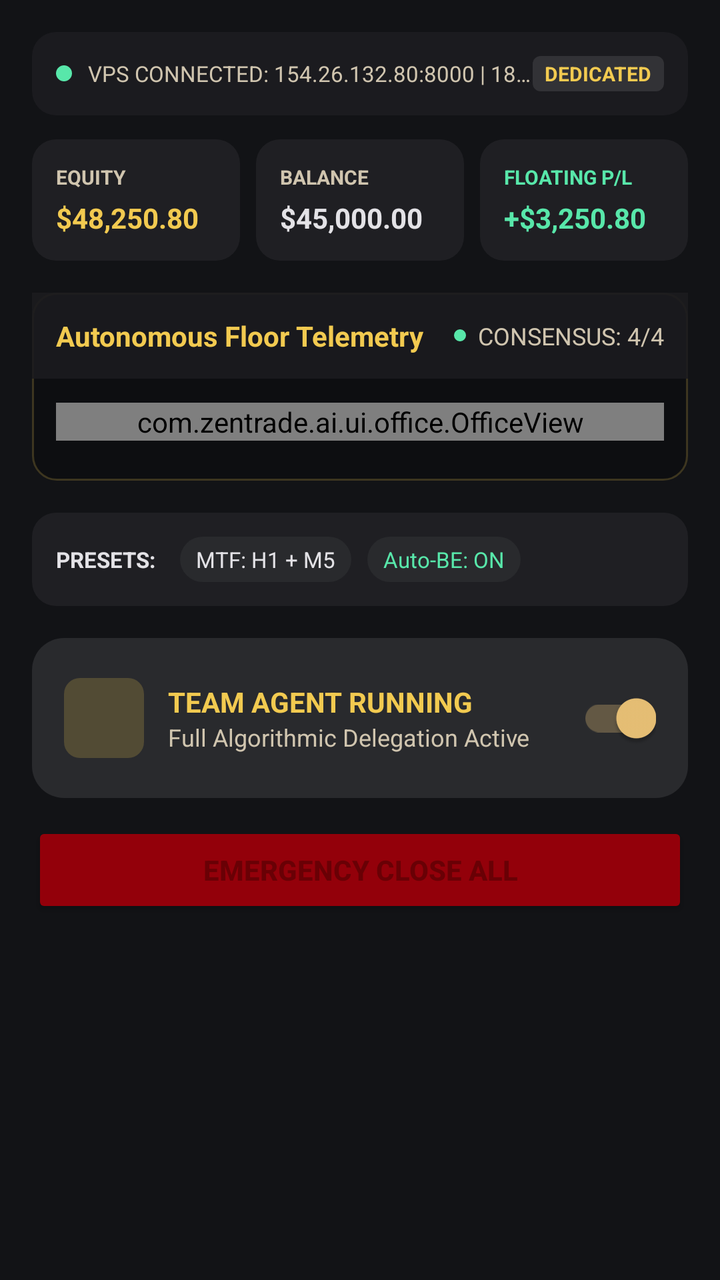
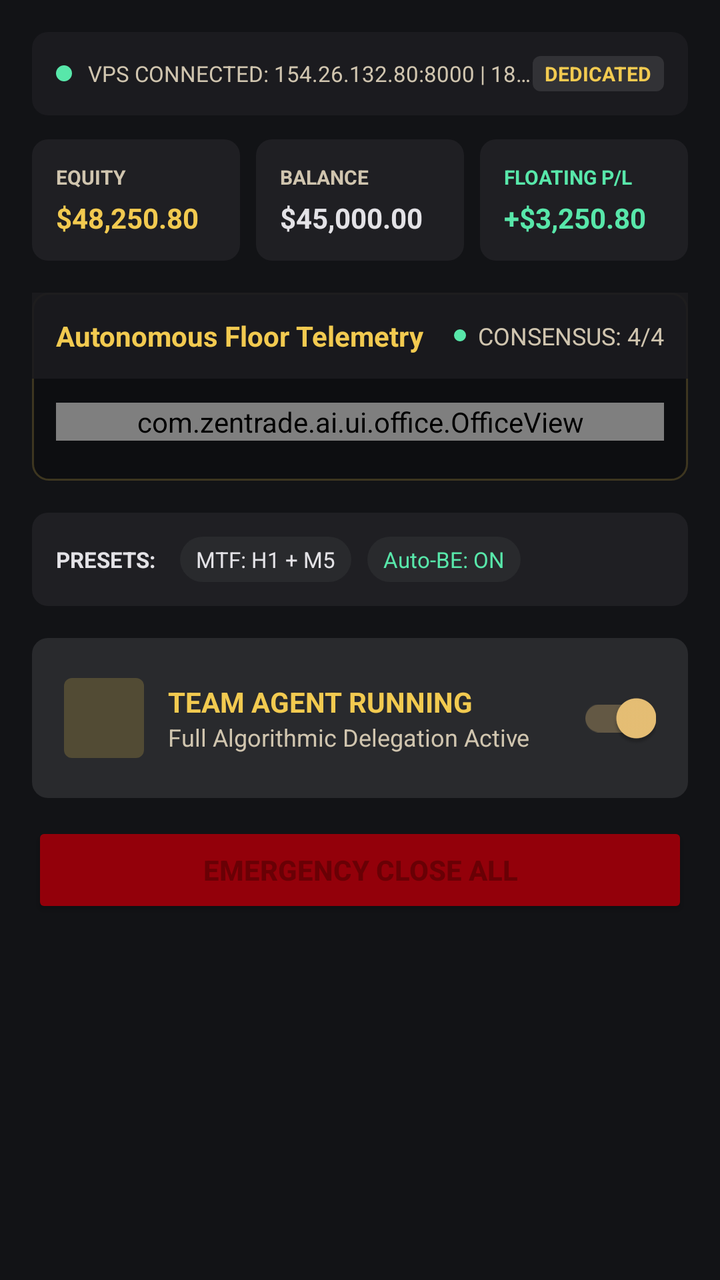

Compare the two renders of this Android layout. The source of the first and the diff that turns it into the second are given below.
<!-- AndroidManifest.xml: application theme Theme.ZentradeAI -->
<!-- res/layout/fragment_home.xml -->
<?xml version="1.0" encoding="utf-8"?>
<androidx.coordinatorlayout.widget.CoordinatorLayout
    xmlns:android="http://schemas.android.com/apk/res/android"
    xmlns:app="http://schemas.android.com/apk/res-auto"
    xmlns:tools="http://schemas.android.com/tools"
    android:layout_width="match_parent"
    android:layout_height="match_parent"
    android:background="@color/surface">

<androidx.core.widget.NestedScrollView
        android:layout_width="match_parent"
        android:layout_height="match_parent"
        android:clipToPadding="false"
        android:paddingBottom="24dp"
        app:layout_behavior="com.google.android.material.appbar.AppBarLayout$ScrollingViewBehavior">
        
        <LinearLayout
            android:layout_width="match_parent"
            android:layout_height="wrap_content"
            android:orientation="vertical"
            android:padding="16dp"
            android:clipChildren="false"
            android:id="@+id/content_container">

            <LinearLayout
                android:layout_width="match_parent"
                android:layout_height="wrap_content"
                android:background="@drawable/bg_rounded_container_low"
                android:padding="12dp"
                android:orientation="horizontal"
                android:gravity="center_vertical">
                
                <View
                    android:layout_width="8dp"
                    android:layout_height="8dp"
                    android:background="@drawable/bg_circle_tertiary"
                    android:layout_marginEnd="8dp" />
                    
                <TextView
                    android:layout_width="0dp"
                    android:layout_height="wrap_content"
                    android:layout_weight="1"
                    android:text="VPS CONNECTED: 154.26.132.80:8000 | 18ms | Ubuntu 22.04"
                    android:textColor="@color/on_surface_variant"
                    android:textSize="11sp"
                    android:singleLine="true"
                    android:ellipsize="end" />
                    
                <TextView
                    android:layout_width="wrap_content"
                    android:layout_height="wrap_content"
                    android:background="@drawable/bg_primary_transparent"
                    android:text="DEDICATED"
                    android:textColor="@color/primary"
                    android:textSize="10sp"
                    android:textStyle="bold"
                    android:paddingHorizontal="6dp"
                    android:paddingVertical="2dp" />
            </LinearLayout>

            <Space android:layout_width="match_parent" android:layout_height="12dp" />
            
            <LinearLayout
                android:layout_width="match_parent"
                android:layout_height="wrap_content"
                android:orientation="horizontal"
                android:baselineAligned="false">
                
                
                <LinearLayout
                    android:layout_width="0dp"
                    android:layout_height="wrap_content"
                    android:layout_weight="1"
                    android:background="@drawable/bg_rounded_container"
                    android:orientation="vertical"
                    android:padding="12dp"
                    android:layout_marginEnd="8dp">
                    <TextView
                        android:layout_width="wrap_content"
                        android:layout_height="wrap_content"
                        android:text="EQUITY"
                        android:textColor="@color/on_surface_variant"
                        android:textSize="10sp"
                        android:textStyle="bold" />
                    <TextView
                        android:layout_width="wrap_content"
                        android:layout_height="wrap_content"
                        android:text="$48,250.80"
                        android:textColor="@color/primary"
                        android:textSize="14sp"
                        android:textStyle="bold"
                        android:layout_marginTop="4dp" />
                </LinearLayout>

                
                <LinearLayout
                    android:layout_width="0dp"
                    android:layout_height="wrap_content"
                    android:layout_weight="1"
                    android:background="@drawable/bg_rounded_container"
                    android:orientation="vertical"
                    android:padding="12dp"
                    android:layout_marginEnd="8dp">
                    <TextView
                        android:layout_width="wrap_content"
                        android:layout_height="wrap_content"
                        android:text="BALANCE"
                        android:textColor="@color/on_surface_variant"
                        android:textSize="10sp"
                        android:textStyle="bold" />
                    <TextView
                        android:layout_width="wrap_content"
                        android:layout_height="wrap_content"
                        android:text="$45,000.00"
                        android:textColor="@color/on_surface"
                        android:textSize="14sp"
                        android:textStyle="bold"
                        android:layout_marginTop="4dp" />
                </LinearLayout>

                
                <LinearLayout
                    android:layout_width="0dp"
                    android:layout_height="wrap_content"
                    android:layout_weight="1"
                    android:background="@drawable/bg_rounded_container"
                    android:orientation="vertical"
                    android:padding="12dp">
                    <TextView
                        android:layout_width="wrap_content"
                        android:layout_height="wrap_content"
                        android:text="FLOATING P/L"
                        android:textColor="@color/tertiary"
                        android:textSize="10sp"
                        android:textStyle="bold" />
                    <LinearLayout
                        android:layout_width="match_parent"
                        android:layout_height="wrap_content"
                        android:orientation="horizontal"
                        android:layout_marginTop="4dp"
                        android:baselineAligned="true">
                        <TextView
                            android:layout_width="wrap_content"
                            android:layout_height="wrap_content"
                            android:text="+$3,250.80"
                            android:textColor="@color/tertiary"
                            android:textSize="14sp"
                            android:textStyle="bold" />
                    </LinearLayout>
                </LinearLayout>
            </LinearLayout>

            <Space android:layout_width="match_parent" android:layout_height="16dp" />

            <FrameLayout
                android:layout_width="match_parent"
                android:layout_height="wrap_content"
                android:background="@drawable/bg_workspace_canvas">
                
                <LinearLayout
                    android:layout_width="match_parent"
                    android:layout_height="wrap_content"
                    android:orientation="vertical">
                    
                    
                    <LinearLayout
                        android:layout_width="match_parent"
                        android:layout_height="wrap_content"
                        android:background="#E61B1B1F"
                        android:padding="12dp"
                        android:orientation="horizontal"
                        android:gravity="center_vertical">
                        <TextView
                            android:layout_width="0dp"
                            android:layout_height="wrap_content"
                            android:layout_weight="1"
                            android:text="Autonomous Floor Telemetry"
                            android:textColor="@color/primary"
                            android:textSize="14sp"
                            android:textStyle="bold" />
                        <View
                            android:layout_width="6dp"
                            android:layout_height="6dp"
                            android:background="@drawable/bg_circle_tertiary"
                            android:layout_marginEnd="6dp" />
                        <TextView
                            android:layout_width="wrap_content"
                            android:layout_height="wrap_content"
                            android:text="CONSENSUS: 4/4"
                            android:textColor="@color/on_surface_variant"
                            android:textSize="12sp" />
                    </LinearLayout>

                    
                    <com.zentrade.ai.ui.office.OfficeView
                        android:id="@+id/office_view"
                        android:layout_width="match_parent"
                        android:layout_height="wrap_content"
                        android:layout_marginStart="12dp"
                        android:layout_marginEnd="12dp"
                        android:layout_marginTop="12dp" />

                    
                    <HorizontalScrollView
                        android:id="@+id/chip_scroll"
                        android:layout_width="match_parent"
                        android:layout_height="wrap_content"
                        android:scrollbars="none"
                        android:clipToPadding="false"
                        android:paddingStart="12dp"
                        android:paddingEnd="12dp"
                        android:paddingTop="8dp"
                        android:paddingBottom="12dp">

                        <LinearLayout
                            android:id="@+id/chip_container"
                            android:layout_width="wrap_content"
                            android:layout_height="wrap_content"
                            android:orientation="horizontal" />
                    </HorizontalScrollView>
                </LinearLayout>
            </FrameLayout>
            
            <Space android:layout_width="match_parent" android:layout_height="16dp" />
            
        
            
            <LinearLayout
                android:layout_width="match_parent"
                android:layout_height="wrap_content"
                android:background="@drawable/bg_rounded_container"
                android:padding="12dp"
                android:orientation="horizontal"
                android:gravity="center_vertical">
                
                <TextView
                    android:layout_width="wrap_content"
                    android:layout_height="wrap_content"
                    android:text="PRESETS:"
                    android:textColor="@color/on_surface"
                    android:textSize="11sp"
                    android:textStyle="bold"
                    android:layout_marginEnd="12dp" />
                    
                <TextView
                    android:layout_width="wrap_content"
                    android:layout_height="wrap_content"
                    android:text="MTF: H1 + M5"
                    android:textColor="@color/on_surface"
                    android:background="@drawable/bg_chip_unselected"
                    android:paddingHorizontal="8dp"
                    android:paddingVertical="4dp"
                    android:textSize="11sp"
                    android:layout_marginEnd="8dp" />
                    
                <TextView
                    android:layout_width="wrap_content"
                    android:layout_height="wrap_content"
                    android:text="Auto-BE: ON"
                    android:textColor="@color/tertiary"
                    android:background="@drawable/bg_chip_unselected"
                    android:paddingHorizontal="8dp"
                    android:paddingVertical="4dp"
                    android:textSize="11sp" />
            </LinearLayout>

            <Space android:layout_width="match_parent" android:layout_height="16dp" />
            
            
            <LinearLayout
                android:layout_width="match_parent"
                android:layout_height="wrap_content"
                android:background="@drawable/bg_rounded_container_elevated"
                android:padding="16dp"
                android:orientation="horizontal"
                android:gravity="center_vertical">
                
                
                <FrameLayout
                    android:layout_width="40dp"
                    android:layout_height="40dp"
                    android:background="@drawable/bg_icon_primary_transparent"
                    android:layout_marginEnd="12dp">
                    
                </FrameLayout>
                
                <LinearLayout
                    android:layout_width="0dp"
                    android:layout_height="wrap_content"
                    android:layout_weight="1"
                    android:orientation="vertical">
                    <TextView
                        android:layout_width="wrap_content"
                        android:layout_height="wrap_content"
                        android:text="TEAM AGENT RUNNING"
                        android:textColor="@color/primary"
                        android:textSize="14sp"
                        android:textStyle="bold" />
                    <TextView
                        android:layout_width="wrap_content"
                        android:layout_height="wrap_content"
                        android:text="Full Algorithmic Delegation Active"
                        android:textColor="@color/on_surface_variant"
                        android:textSize="12sp" />
                </LinearLayout>
                
                <androidx.appcompat.widget.SwitchCompat
                    android:layout_width="wrap_content"
                    android:layout_height="wrap_content"
                    android:checked="true" />
            </LinearLayout>

            <Space android:layout_width="match_parent" android:layout_height="12dp" />

            
            <Button
                android:layout_width="match_parent"
                android:layout_height="wrap_content"
                android:backgroundTint="@color/error_container"
                android:textColor="@color/on_error"
                android:text="EMERGENCY CLOSE ALL"
                android:textSize="14sp"
                android:textStyle="bold"
                android:paddingVertical="12dp"
                app:cornerRadius="12dp" />
    
        </LinearLayout>
    </androidx.core.widget.NestedScrollView>
</androidx.coordinatorlayout.widget.CoordinatorLayout>
<!-- resources referenced by this layout -->
<resources>
  <color name="error_container">#93000A</color>
  <color name="on_error">#690005</color>
  <color name="on_surface">#E3E2E6</color>
  <color name="on_surface_variant">#D0C5AF</color>
  <color name="primary">#F2CA50</color>
  <color name="surface">#121316</color>
  <color name="tertiary">#58E7AA</color>
  <!-- drawable bg_chip_unselected (drawable) -->
  <?xml version="1.0" encoding="utf-8"?>
  <shape xmlns:android="http://schemas.android.com/apk/res/android">
      <solid android:color="@color/surface_container_high" />
      <corners android:radius="16dp" />
  </shape>
  <!-- drawable bg_circle_tertiary (drawable) -->
  <?xml version="1.0" encoding="utf-8"?>
  <shape xmlns:android="http://schemas.android.com/apk/res/android"
      android:shape="oval">
      <solid android:color="@color/tertiary" />
  </shape>
  <!-- drawable bg_icon_primary_transparent (drawable) -->
  <?xml version="1.0" encoding="utf-8"?>
  <shape xmlns:android="http://schemas.android.com/apk/res/android">
      <solid android:color="#33F2CA50" />
      <corners android:radius="8dp" />
  </shape>
  <!-- drawable bg_primary_transparent (drawable) -->
  <?xml version="1.0" encoding="utf-8"?>
  <shape xmlns:android="http://schemas.android.com/apk/res/android">
      <solid android:color="#1AFFFFFF" />
      <corners android:radius="4dp" />
  </shape>
  <!-- drawable bg_rounded_container (drawable) -->
  <?xml version="1.0" encoding="utf-8"?>
  <shape xmlns:android="http://schemas.android.com/apk/res/android">
      <solid android:color="@color/surface_container" />
      <corners android:radius="12dp" />
  </shape>
  <!-- drawable bg_rounded_container_elevated (drawable) -->
  <?xml version="1.0" encoding="utf-8"?>
  <shape xmlns:android="http://schemas.android.com/apk/res/android">
      <solid android:color="@color/surface_container_high" />
      <corners android:radius="16dp" />
  </shape>
  <!-- drawable bg_rounded_container_low (drawable) -->
  <?xml version="1.0" encoding="utf-8"?>
  <shape xmlns:android="http://schemas.android.com/apk/res/android">
      <solid android:color="@color/surface_container_low" />
      <corners android:radius="12dp" />
  </shape>
  <!-- drawable bg_workspace_canvas (drawable) -->
  <?xml version="1.0" encoding="utf-8"?>
  <shape xmlns:android="http://schemas.android.com/apk/res/android"
      android:shape="rectangle">
      <solid android:color="@color/surface_container_lowest" />
      <corners android:radius="12dp" />
      <stroke android:width="1dp" android:color="#33F2CA50" />
  </shape>
  <color name="surface_container_high">#292A2D</color>
  <color name="surface_container">#1F1F23</color>
  <color name="surface_container_low">#1B1B1F</color>
  <color name="surface_container_lowest">#0D0E11</color>
  <color name="primary_container">#D4AF37</color>
  <color name="on_primary">#3C2F00</color>
  <color name="secondary">#E9C176</color>
  <color name="secondary_container">#604403</color>
  <color name="on_secondary">#412D00</color>
  <style name="Widget.ZentradeAI.BottomNavigationView" parent="Widget.MaterialComponents.BottomNavigationView">
          <item name="android:background">@color/surface_container_lowest</item>
          <item name="itemIconTint">@color/nav_item_color</item>
          <item name="itemTextColor">@color/nav_item_color</item>
          <item name="elevation">8dp</item>
      </style>
  <!-- unchanged entries left out for length: 1 -->
</resources>

<!-- the commit's change to res/layout/fragment_home.xml (unified diff, before → after) -->
@@ -322,7 +322,7 @@
                 android:textSize="14sp"
                 android:textStyle="bold"
                 android:paddingVertical="12dp"
-                app:cornerRadius="12dp" />
+                app:cornerRadius="@dimen/radius_button" />
     
         </LinearLayout>
     </androidx.core.widget.NestedScrollView>
<!-- resource entries referenced after the edit -->
@@ -7,11 +7,12 @@
   <color name="primary">#F2CA50</color>
   <color name="surface">#121316</color>
   <color name="tertiary">#58E7AA</color>
+  <dimen name="radius_button">2dp</dimen>
   <!-- drawable bg_chip_unselected (drawable) -->
   <?xml version="1.0" encoding="utf-8"?>
   <shape xmlns:android="http://schemas.android.com/apk/res/android">
       <solid android:color="@color/surface_container_high" />
-      <corners android:radius="16dp" />
+      <corners android:radius="@dimen/radius_pill" />
   </shape>
   <!-- drawable bg_circle_tertiary (drawable) -->
   <?xml version="1.0" encoding="utf-8"?>
@@ -23,42 +24,45 @@
   <?xml version="1.0" encoding="utf-8"?>
   <shape xmlns:android="http://schemas.android.com/apk/res/android">
       <solid android:color="#33F2CA50" />
-      <corners android:radius="8dp" />
+      <corners android:radius="@dimen/radius_box" />
   </shape>
   <!-- drawable bg_primary_transparent (drawable) -->
   <?xml version="1.0" encoding="utf-8"?>
   <shape xmlns:android="http://schemas.android.com/apk/res/android">
       <solid android:color="#1AFFFFFF" />
-      <corners android:radius="4dp" />
+      <corners android:radius="@dimen/radius_box" />
   </shape>
   <!-- drawable bg_rounded_container (drawable) -->
   <?xml version="1.0" encoding="utf-8"?>
   <shape xmlns:android="http://schemas.android.com/apk/res/android">
       <solid android:color="@color/surface_container" />
-      <corners android:radius="12dp" />
+      <corners android:radius="@dimen/radius_card" />
   </shape>
   <!-- drawable bg_rounded_container_elevated (drawable) -->
   <?xml version="1.0" encoding="utf-8"?>
   <shape xmlns:android="http://schemas.android.com/apk/res/android">
       <solid android:color="@color/surface_container_high" />
-      <corners android:radius="16dp" />
+      <corners android:radius="@dimen/radius_card" />
   </shape>
   <!-- drawable bg_rounded_container_low (drawable) -->
   <?xml version="1.0" encoding="utf-8"?>
   <shape xmlns:android="http://schemas.android.com/apk/res/android">
       <solid android:color="@color/surface_container_low" />
-      <corners android:radius="12dp" />
+      <corners android:radius="@dimen/radius_card" />
   </shape>
   <!-- drawable bg_workspace_canvas (drawable) -->
   <?xml version="1.0" encoding="utf-8"?>
   <shape xmlns:android="http://schemas.android.com/apk/res/android"
       android:shape="rectangle">
       <solid android:color="@color/surface_container_lowest" />
-      <corners android:radius="12dp" />
+      <corners android:radius="@dimen/radius_card" />
       <stroke android:width="1dp" android:color="#33F2CA50" />
   </shape>
   <color name="surface_container_high">#292A2D</color>
+  <dimen name="radius_pill">12dp</dimen>
+  <dimen name="radius_box">4dp</dimen>
   <color name="surface_container">#1F1F23</color>
+  <dimen name="radius_card">8dp</dimen>
   <color name="surface_container_low">#1B1B1F</color>
   <color name="surface_container_lowest">#0D0E11</color>
   <color name="primary_container">#D4AF37</color>
